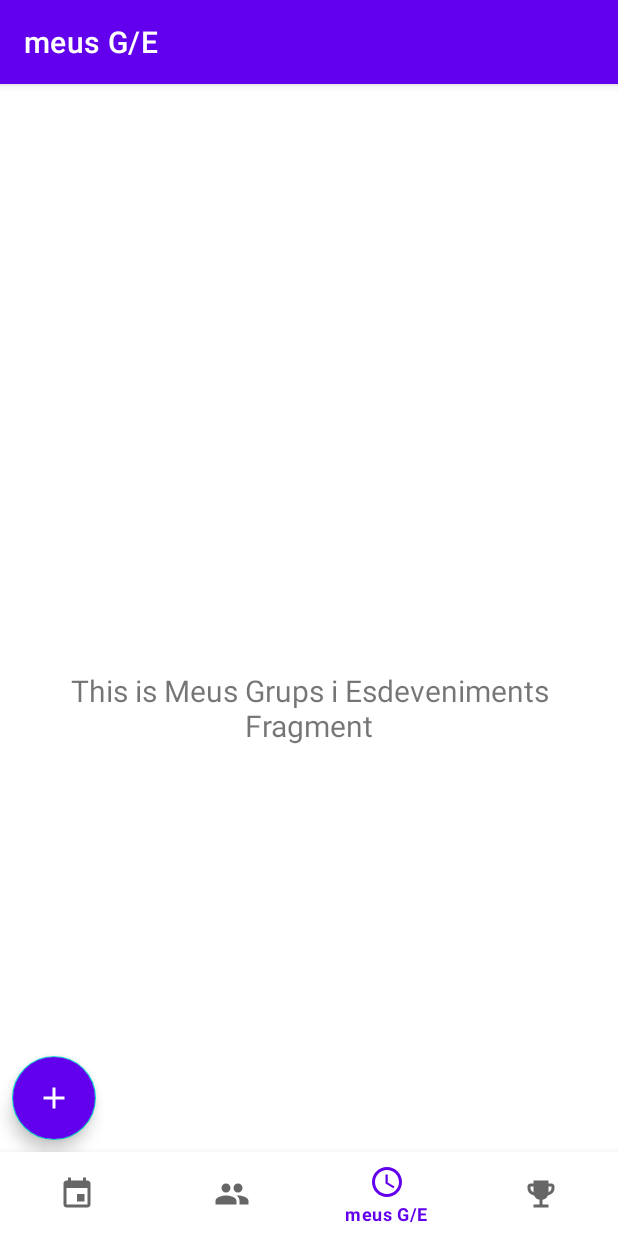
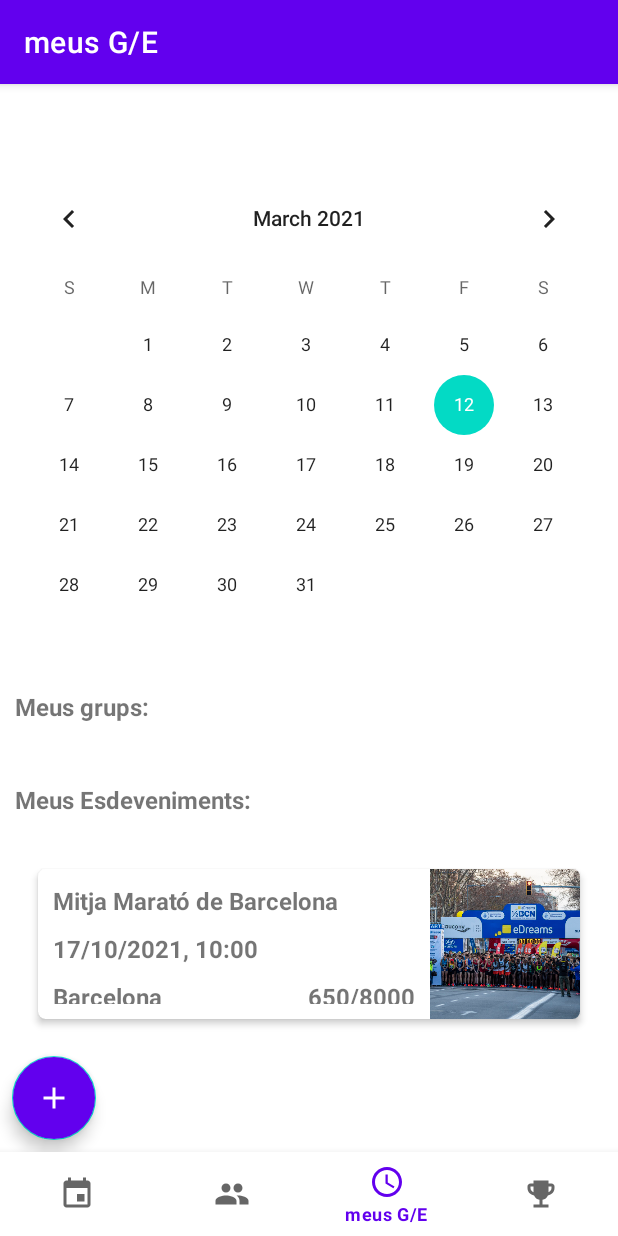
Before and after one commit to iliasasskali/SquadFinder, an Android app: the MeusGEFragment screen opened through its navigation route, on a phone screen of 412 x 824 dp. Run offline under Robolectric (Android 15) with nearby library versions, the phone set to English and light mode, and no system bars; our stand-ins replace navigation-ui.

Commit message:
meusEsdeveniments

```diff
--- a/app/src/main/java/upf/edu/squadfinder/ui/esdeveniments/EsdevenimentsRecyclerViewAdapter.kt
+++ b/app/src/main/java/upf/edu/squadfinder/ui/esdeveniments/EsdevenimentsRecyclerViewAdapter.kt
@@ -21,14 +21,6 @@ class EsdevenimentsRecyclerViewAdapter : RecyclerView.Adapter<EsdevenimentsRecyc
             "Aula Esport: Nutrició",
             "Protesta per ...",
             "Mitja Marató de Barcelona")
-
-    /*private val eventDetails = arrayOf(
-            "Començarem a Vic i farem la ruta...",
-            "Qualsevol nivell, uneix-te i t'afegirem a un equip.",
-            "Conert a BCN... info...",
-            "Aula esport: Nutrició i rendiment...",
-            "Informació de la protesta...",
-            "Inscriute a http://edreamsmitjabarcelona.com/inscripcion/")*/
 
     private val eventDates = arrayOf(
         "25/03/2021, 17:00",
--- a/app/src/main/java/upf/edu/squadfinder/ui/meusGrupsEsdeveniments/MeusGEFragment.kt
+++ b/app/src/main/java/upf/edu/squadfinder/ui/meusGrupsEsdeveniments/MeusGEFragment.kt
@@ -8,24 +8,41 @@ import android.widget.TextView
 import androidx.fragment.app.Fragment
 import androidx.lifecycle.Observer
 import androidx.lifecycle.ViewModelProvider
+import androidx.recyclerview.widget.LinearLayoutManager
+import androidx.recyclerview.widget.RecyclerView
 import upf.edu.squadfinder.R
+import upf.edu.squadfinder.databinding.FragmentEsdevenimentsBinding
+import upf.edu.squadfinder.databinding.FragmentMeusGrupsEsdevenimentsBinding
+import upf.edu.squadfinder.ui.esdeveniments.EsdevenimentsRecyclerViewAdapter
 
 class MeusGEFragment : Fragment() {
 
     private lateinit var meusGEViewModel: MeusGEViewModel
+    private var layoutManager: RecyclerView.LayoutManager? = null
+    private var adapter: RecyclerView.Adapter<EsdevenimentsRecyclerViewAdapter.ViewHolder>? = null
+
+    private var _binding: FragmentMeusGrupsEsdevenimentsBinding? = null
+    private val binding get() = _binding!!
 
     override fun onCreateView(
             inflater: LayoutInflater,
             container: ViewGroup?,
             savedInstanceState: Bundle?
     ): View? {
-        meusGEViewModel =
-                ViewModelProvider(this).get(MeusGEViewModel::class.java)
-        val root = inflater.inflate(R.layout.fragment_meus_grups_esdeveniments, container, false)
-        val textView: TextView = root.findViewById(R.id.text_meusGE)
-        meusGEViewModel.text.observe(viewLifecycleOwner, Observer {
-            textView.text = it
-        })
-        return root
+        _binding = FragmentMeusGrupsEsdevenimentsBinding.inflate(inflater, container, false)
+        return binding.root
+    }
+
+    override fun onViewCreated(view: View, savedInstanceState: Bundle?) {
+        super.onViewCreated(view, savedInstanceState)
+        binding.recyclerViewMeusEsdeveniments.apply {
+            layoutManager = LinearLayoutManager(activity)
+            adapter = MeusGERecyclerViewAdapter()
+        }
+    }
+
+    override fun onDestroyView() {
+        super.onDestroyView()
+        _binding = null
     }
 }
--- /dev/null
+++ b/app/src/main/java/upf/edu/squadfinder/ui/meusGrupsEsdeveniments/MeusGERecyclerViewAdapter.kt
@@ -0,0 +1,79 @@
+package upf.edu.squadfinder.ui.meusGrupsEsdeveniments
+
+import android.content.Intent
+import android.view.LayoutInflater
+import android.view.View
+import android.view.ViewGroup
+import android.widget.ImageView
+import android.widget.TextView
+import androidx.recyclerview.widget.RecyclerView
+import upf.edu.squadfinder.DetailedEventActivity
+import upf.edu.squadfinder.R
+
+class MeusGERecyclerViewAdapter : RecyclerView.Adapter<MeusGERecyclerViewAdapter.ViewHolder>() {
+    private val eventTitles = arrayOf(
+            "Mitja Marató de Barcelona")
+
+    private val eventDates = arrayOf(
+            "17/10/2021, 10:00")
+
+    private val eventParticipants = arrayOf(
+
+            "650/8000")
+
+    private val eventUbications = arrayOf(
+            "Barcelona")
+
+
+    private val eventImages = arrayOf(
+            R.drawable.runnning_event
+    )
+
+    inner class ViewHolder (itemView: View) : RecyclerView.ViewHolder(itemView) {
+        var eventImage : ImageView
+        var eventTitle : TextView
+        //var eventDetail : TextView
+        var eventDate : TextView
+        var eventUbication : TextView
+        var eventParticipants : TextView
+
+        init {
+            eventImage = itemView.findViewById(R.id.event_image)
+            eventTitle = itemView.findViewById(R.id.event_title)
+            //eventDetail = itemView.findViewById(R.id.event_detail)
+            eventDate = itemView.findViewById(R.id.event_dateTime)
+            eventUbication = itemView.findViewById(R.id.event_ubication)
+            eventParticipants = itemView.findViewById(R.id.event_participants)
+        }
+    }
+
+    override fun onCreateViewHolder(parent: ViewGroup, viewType: Int): ViewHolder {
+        val v = LayoutInflater.from(parent.context)
+                .inflate(R.layout.recyclerview_esdeveniments_model, parent, false)
+        return ViewHolder(v)
+    }
+
+    override fun onBindViewHolder(holder: ViewHolder, position: Int) {
+        holder.eventTitle.text = eventTitles[position]
+        //holder.eventDetail.text = eventDetails[position]
+        holder.eventDate.text = eventDates[position]
+        holder.eventUbication.text = eventUbications[position]
+        holder.eventImage.setImageResource(eventImages[position])
+        holder.eventParticipants.text = eventParticipants[position]
+
+        if (position == 5) {
+            holder.itemView.setOnClickListener { v: View ->
+                // TODO: MOSTRAR DETALL ESDEVENIMENT
+                // Toast.makeText(v.context, "Clicked on the item", Toast.LENGTH_SHORT).show()
+                val intentDetallEsdeveniment = Intent(v.context, DetailedEventActivity::class.java).apply {}
+                v.context.startActivity(intentDetallEsdeveniment)
+            }
+        }
+
+    }
+
+    override fun getItemCount(): Int {
+        return eventTitles.size
+    }
+
+}
--- a/app/src/main/res/layout/fragment_meus_grups_esdeveniments.xml
+++ b/app/src/main/res/layout/fragment_meus_grups_esdeveniments.xml
@@ -1,23 +1,58 @@
 <?xml version="1.0" encoding="utf-8"?>
-<androidx.constraintlayout.widget.ConstraintLayout
+<ScrollView
     xmlns:android="http://schemas.android.com/apk/res/android"
     xmlns:app="http://schemas.android.com/apk/res-auto"
     xmlns:tools="http://schemas.android.com/tools"
     android:layout_width="match_parent"
     android:layout_height="match_parent"
-    tools:context=".ui.meusGrupsEsdeveniments.MeusGEFragment">
+    tools:context=".ui.meusGrupsEsdeveniments.MeusGEFragment"
+    android:layout_marginBottom="54dp">
 
-    <TextView
-        android:id="@+id/text_meusGE"
+    <LinearLayout
         android:layout_width="match_parent"
         android:layout_height="wrap_content"
-        android:layout_marginStart="8dp"
-        android:layout_marginTop="8dp"
-        android:layout_marginEnd="8dp"
-        android:textAlignment="center"
-        android:textSize="20sp"
-        app:layout_constraintBottom_toBottomOf="parent"
-        app:layout_constraintEnd_toEndOf="parent"
-        app:layout_constraintStart_toStartOf="parent"
-        app:layout_constraintTop_toTopOf="parent" />
-</androidx.constraintlayout.widget.ConstraintLayout>
+        android:orientation="vertical">
+
+        <CalendarView
+            android:id="@+id/calendarView"
+            android:layout_width="match_parent"
+            android:layout_height="wrap_content"
+            app:layout_constraintStart_toStartOf="parent" />
+
+        <TextView
+            android:id="@+id/meus_grups"
+            android:layout_width="match_parent"
+            android:layout_height="wrap_content"
+            android:text="Meus grups:"
+            android:layout_margin="10dp"
+            android:textStyle="bold"
+            android:textSize="16sp"/>
+
+        <androidx.recyclerview.widget.RecyclerView
+            android:id="@+id/recyclerViewMeusGrups"
+            android:layout_width="match_parent"
+            android:layout_height="match_parent"
+            android:layout_marginBottom="54dp"
+            app:layout_constraintBottom_toBottomOf="parent"
+            android:layout_margin="10dp"/>
+
+        <TextView
+            android:id="@+id/meus_esdeveniments"
+            android:layout_width="wrap_content"
+            android:layout_height="wrap_content"
+            android:text="Meus Esdeveniments:"
+            android:layout_margin="10dp"
+            android:textStyle="bold"
+            android:textSize="16sp"/>
+
+        <androidx.recyclerview.widget.RecyclerView
+            android:id="@+id/recyclerViewMeusEsdeveniments"
+            android:layout_width="match_parent"
+            android:layout_height="match_parent"
+            android:layout_marginBottom="54dp"
+            app:layout_constraintBottom_toBottomOf="parent"
+            android:layout_margin="10dp"/>
+
+    </LinearLayout>
+
+</ScrollView>
```
Also changed, not shown: 81 other files.
